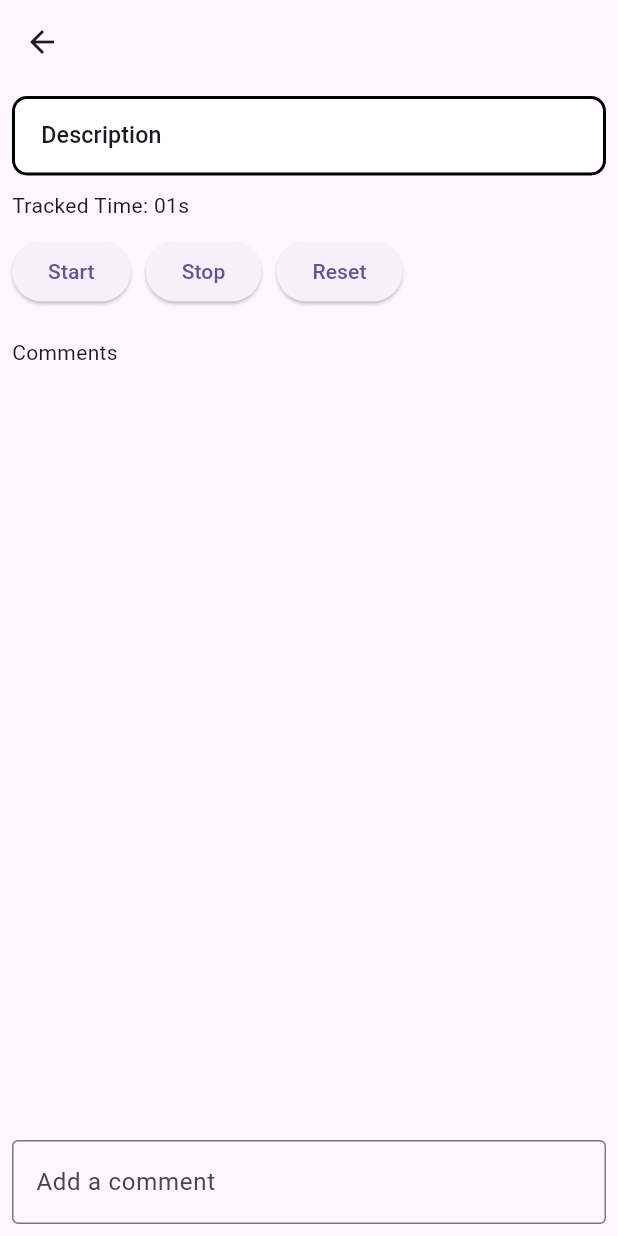
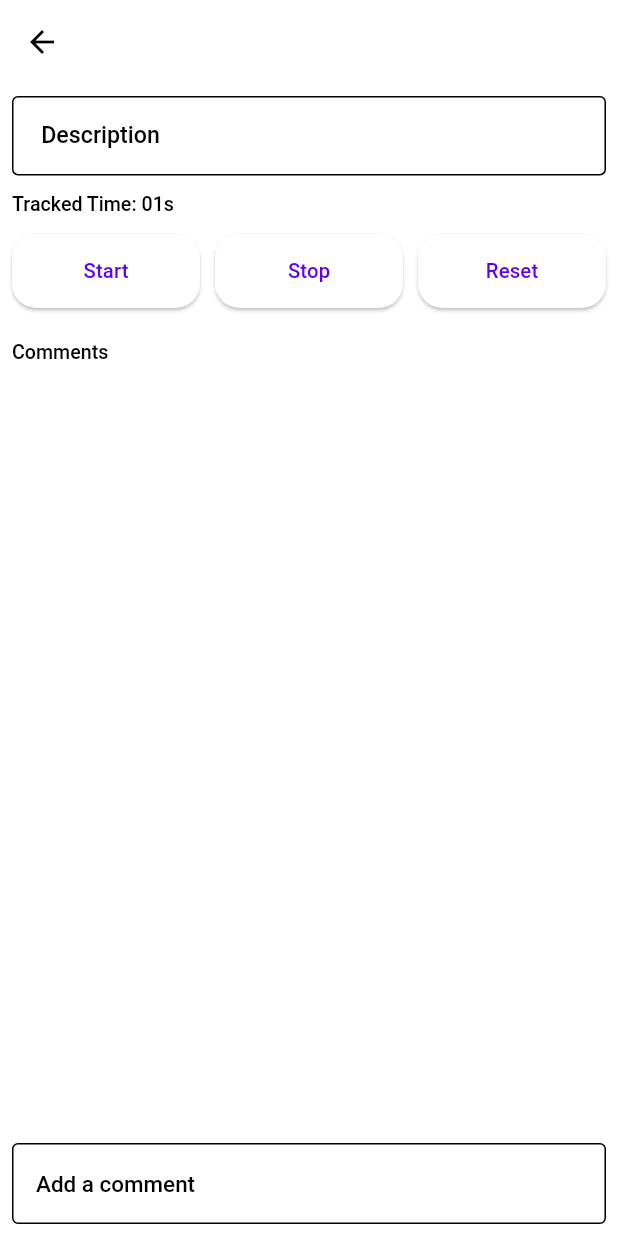
Before and after one commit to abdullahjavaid409/kanban_board, a Flutter app: the KanBoardDetailScreen screen opened directly with empty values, on a phone screen of 412 x 824 dp. Run offline on Flutter 3.47's test engine with Material 3 defaults, Android fonts, the phone set to English and light mode, and no system bars; our stand-ins replace dartz, dio, equatable, flutter_riverpod, flutter_screenutil, get_it and 3 more; missing offline and left inert: appflowy_board.

Commit message:
add text theme

```diff
--- a/lib/application/app.dart
+++ b/lib/application/app.dart
@@ -1,6 +1,7 @@
 import 'package:flutter/material.dart';
 import 'package:flutter_screenutil/flutter_screenutil.dart';
 import 'package:kanban_board/application/main_config/routes/route_generator.dart';
+import 'package:kanban_board/constant/theme/theme.dart';
 
 class KanbanBoard extends StatelessWidget {
   const KanbanBoard({super.key});
@@ -12,6 +13,7 @@ class KanbanBoard extends StatelessWidget {
       minTextAdapt: true,
       builder: (_, __) => MaterialApp.router(
         title: 'KanbanBoard',
+        theme: AppTheme.lightTheme(context),
         debugShowCheckedModeBanner: false,
         routerConfig: AppRouter.router,
       ),
--- a/lib/constant/theme/text_theme.dart
+++ b/lib/constant/theme/text_theme.dart
@@ -32,18 +32,18 @@ class AppTextTheme {
           headlineMedium: _buildTextStyle(
             fontWeight: FontWeight.w600,
             fontSize: 20.sp,
-            color: AppColors.textPlaceHolderColor,
+            color: AppColors.textColor,
           ),
           headlineSmall: _buildTextStyle(
             fontWeight: FontWeight.w400,
             fontSize: 18.sp,
             letterSpacing: 0.5,
-            color: AppColors.textPlaceHolderColor,
+            color: AppColors.textColor,
           ),
           titleLarge: _buildTextStyle(
             fontWeight: FontWeight.w600,
             fontSize: 20.sp,
-            color: AppColors.textPlaceHolderColor,
+            color: AppColors.textColor,
           ),
           titleMedium: _buildTextStyle(
             fontWeight: FontWeight.bold,
--- a/lib/ui/home_screen/component/kan_board_widget.dart
+++ b/lib/ui/home_screen/component/kan_board_widget.dart
@@ -56,7 +56,7 @@ class KanBoardCardWidget extends ConsumerWidget {
                     onPressed: () {
                       showEditCardDialog(context, cardModel, allCards, onEdit);
                     },
-                    icon: Icon(Icons.edit, size: 15.h),
+                    icon: Icon(Icons.edit),
                   ),
                 ],
               ),
--- a/lib/ui/home_screen/detail_screen/detail_screen.dart
+++ b/lib/ui/home_screen/detail_screen/detail_screen.dart
@@ -40,7 +40,10 @@ class _KanBoardDetailScreenState extends ConsumerState<KanBoardDetailScreen> {
     final commentsNotifier = ref.read(commentsProvider(widget.card).notifier);
 
     return Scaffold(
-      appBar: AppBar(title: Text(widget.card.title)),
+      appBar: AppBar(
+        title: Text(widget.card.title),
+        backgroundColor: Colors.white,
+      ),
       body: Padding(
         padding: const EdgeInsets.all(8.0),
         child: Column(
@@ -60,19 +63,25 @@ class _KanBoardDetailScreenState extends ConsumerState<KanBoardDetailScreen> {
             const SizedBox(height: 10),
             Row(
               children: [
-                ElevatedButton(
+                Expanded(
+                  child: ElevatedButton(
                     onPressed: () => timerNotifier.start(),
                     child: const Text("Start"),
                   ),
+                ),
                 const SizedBox(width: 10),
-                ElevatedButton(
+                Expanded(
+                  child: ElevatedButton(
                     onPressed: () => timerNotifier.stop(),
                     child: const Text("Stop"),
                   ),
+                ),
                 const SizedBox(width: 10),
-                ElevatedButton(
+                Expanded(
+                  child: ElevatedButton(
                     onPressed: () => timerNotifier.reset(),
                     child: const Text("Reset"),
+                  ),
                 ),
               ],
             ),
--- a/lib/ui/home_screen/home_screen.dart
+++ b/lib/ui/home_screen/home_screen.dart
@@ -31,7 +31,6 @@ class HomeScreen extends ConsumerWidget {
         .toList();
 
     return Scaffold(
-      backgroundColor: Colors.white,
       body: SafeArea(
         child: AppFlowyBoard(
           controller: controller,
--- a/lib/widgets/common_widget.dart
+++ b/lib/widgets/common_widget.dart
@@ -146,21 +146,9 @@ class KanBoardTextField extends StatelessWidget {
                 ),
         filled: true,
         fillColor: Colors.white,
-        border: border ??
-            OutlineInputBorder(
-              borderSide: const BorderSide(width: 2),
-              borderRadius: BorderRadius.circular(10),
-            ),
-        enabledBorder: enabledBorder ??
-            OutlineInputBorder(
-              borderSide: const BorderSide(width: 2),
-              borderRadius: BorderRadius.circular(10),
-            ),
-        focusedBorder: focusedBorder ??
-            OutlineInputBorder(
-              borderSide: const BorderSide(width: 2),
-              borderRadius: BorderRadius.circular(10),
-            ),
+        border: border ?? const OutlineInputBorder(),
+        enabledBorder: enabledBorder ?? const OutlineInputBorder(),
+        focusedBorder: focusedBorder ?? const OutlineInputBorder(),
       ),
       validator: validator,
     );
```
Also changed, not shown: lib/constant/app_color/app_colors.dart (+2 -16 lines), lib/constant/theme/theme.dart (+5 -47 lines). Lines whose indentation alone changed are shown as unchanged.
